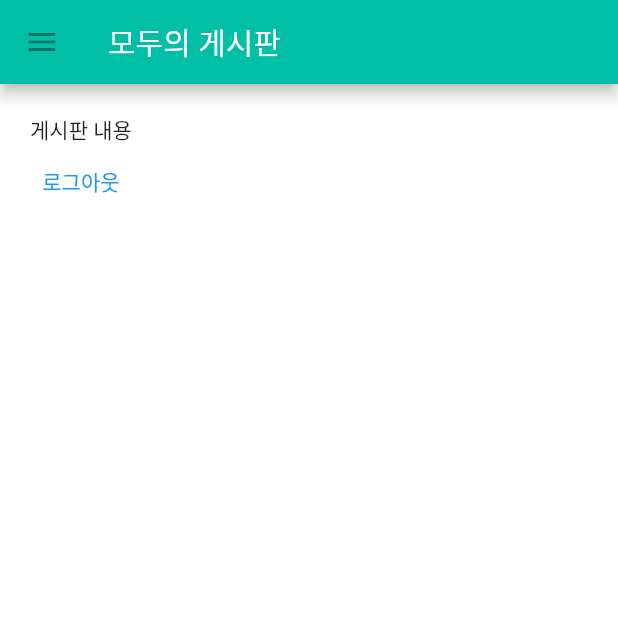
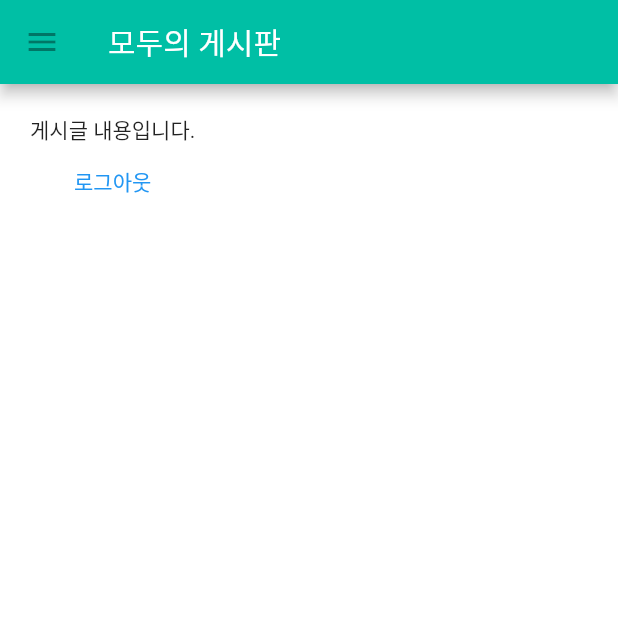
Before and after one commit to ynifamily3/miel-geshipan, a Flutter app: the BoardList screen opened directly, on a phone screen of 412 x 824 dp, the top half of it. Run offline on Flutter 3.47's test engine with Material 2 defaults, Android fonts, the light colour scheme and no system bars; our stand-ins replace shared_preferences, video_player; accounts and stored records are empty.

Commit message:
listview 더미

```diff
--- a/lib/main.dart
+++ b/lib/main.dart
@@ -19,6 +19,7 @@ class MainApp extends StatelessWidget {
     // whenever your initialization is completed, remove the splash screen:
     // FlutterNativeSplash.remove();
     return MaterialApp(
+      debugShowCheckedModeBanner: false,
       theme: ThemeData(
         scaffoldBackgroundColor: Colors.white,
       ),
--- a/lib/screens/board_list.dart
+++ b/lib/screens/board_list.dart
@@ -17,7 +17,34 @@ class BoardList extends StatelessWidget {
       body: Container(
         padding: const EdgeInsets.all(20),
         child: Column(children: [
-          const Text("게시판 내용"),
+          const Text("게시글 내용입니다."),
+          // ListView(
+          //   padding: const EdgeInsets.all(8),
+          //   children: <Widget>[
+          //     Container(
+          //       height: 50,
+          //       color: Colors.pink[300],
+          //       child: const Center(child: Text('오늘 가엔슬 꼭 격파한다.')),
+          //     ),
+          //     Container(
+          //       height: 50,
+          //       child: const Center(child: Text('245레벨 달성')),
+          //     ),
+          //     Container(
+          //       height: 50,
+          //       child: const Center(child: Text('CP LIVE')),
+          //     ),
+          //     Container(
+          //       height: 50,
+          //       child: const Center(child: Text('핑크빈 카오스 격파 완료.')),
+          //     ),
+          //     Container(
+          //       height: 50,
+          //       color: Colors.pink[300],
+          //       child: const Center(child: Text('오늘 가엔슬 꼭 격파한다.')),
+          //     ),
+          //   ],
+          // ),
           TextButton(
             style: ButtonStyle(
               foregroundColor: MaterialStateProperty.all<Color>(Colors.blue),
```
